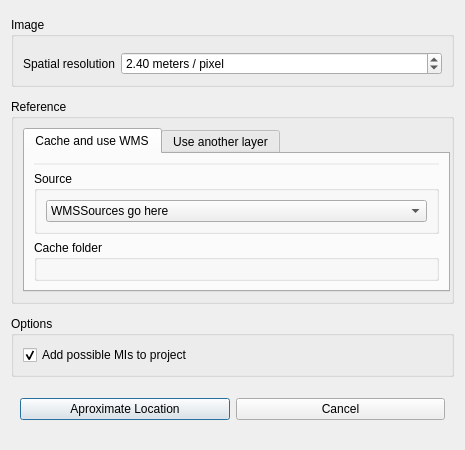
This is ui/georef_preproc_dialog_base.ui in 2cgeodsg/georef_auto as Qt 5 draws it before an edit. The edited form follows.
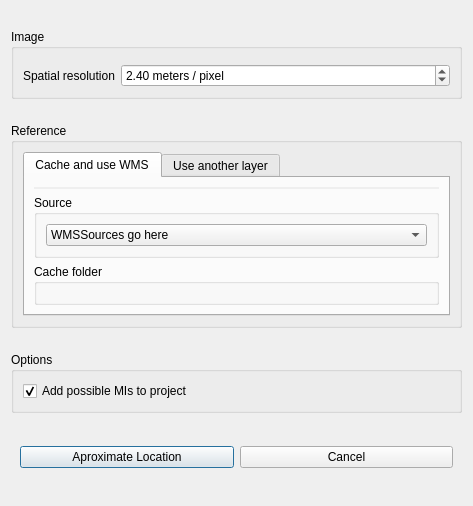
This is the edited form. Custom widgets are drawn as their Qt base class.

```diff
--- a/ui/georef_preproc_dialog_base.ui
+++ b/ui/georef_preproc_dialog_base.ui
@@ -6,22 +6,10 @@
    <rect>
     <x>0</x>
     <y>0</y>
-    <width>465</width>
-    <height>450</height>
+    <width>455</width>
+    <height>506</height>
    </rect>
   </property>
-  <property name="minimumSize">
-   <size>
-    <width>465</width>
-    <height>450</height>
-   </size>
-  </property>
-  <property name="maximumSize">
-   <size>
-    <width>465</width>
-    <height>450</height>
-   </size>
-  </property>
   <property name="windowTitle">
    <string>Preprocessing: Aproximate Image Location</string>
   </property>
```
